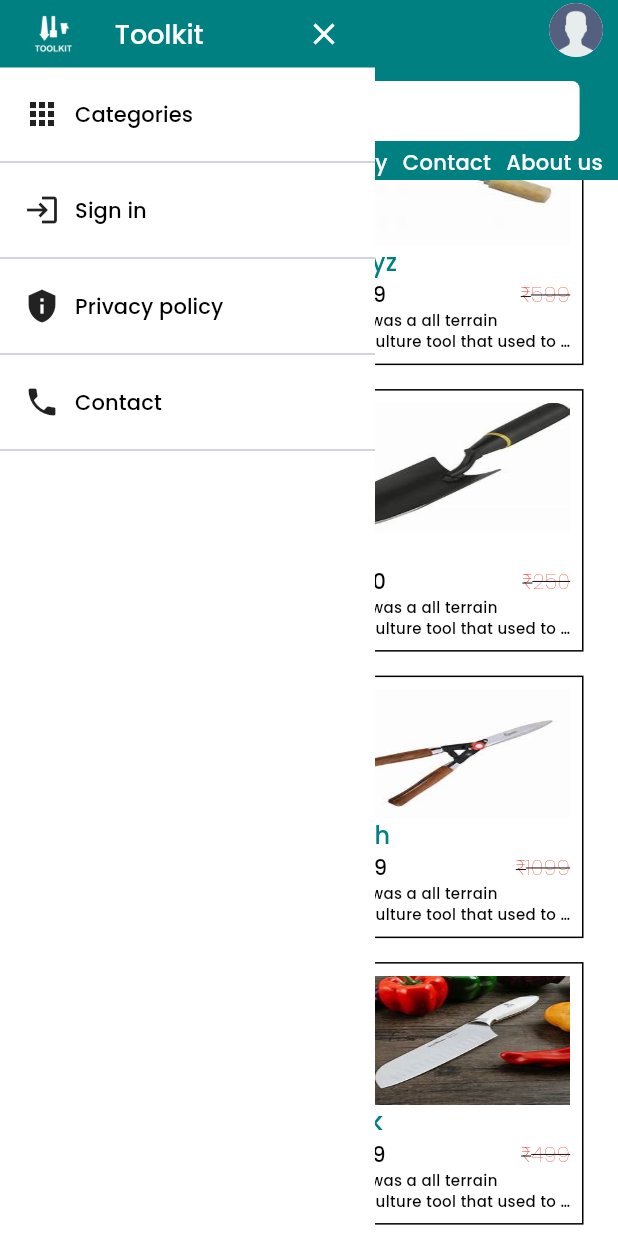
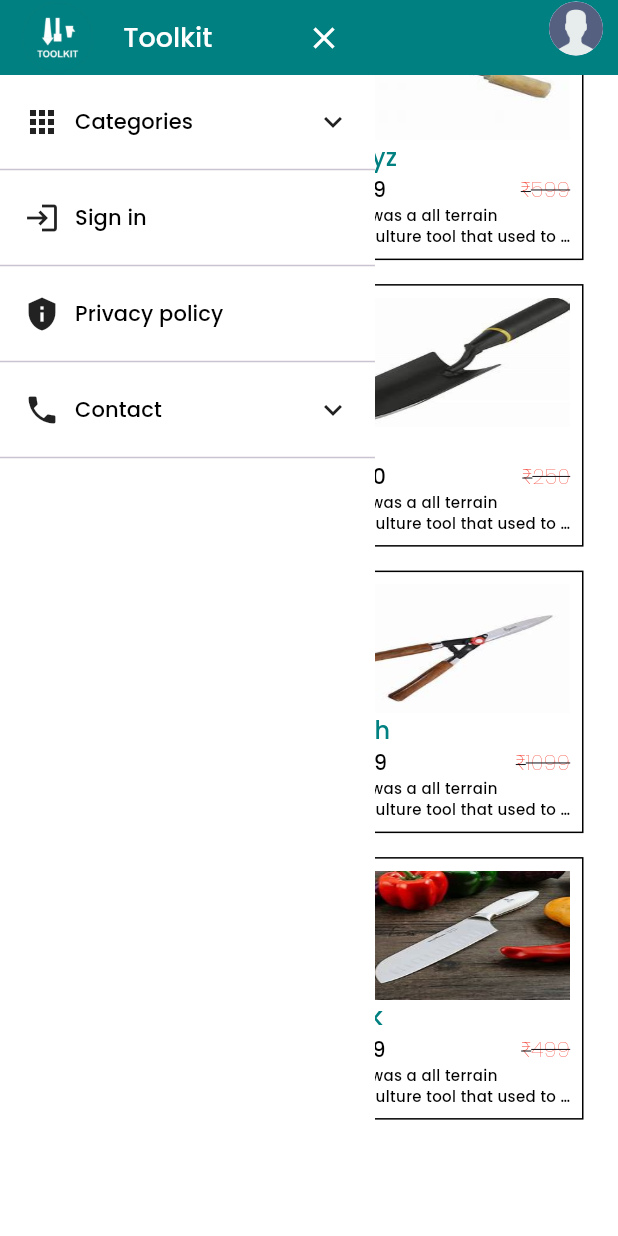
Before and after one commit to Karthikkodiyil/toolkit, a Flutter app: the screen it shows after launch, scrolled down 554 dp, after a tap on the "menu" icon, on a phone screen of 412 x 824 dp. Run offline on Flutter 3.47's test engine with Material 3 defaults, Android fonts, the phone set to English and light mode, and no system bars; our stand-ins replace carousel_slider.

Commit message:
side bar updation

```diff
--- a/lib/utils/app_styles.dart
+++ b/lib/utils/app_styles.dart
@@ -34,6 +34,8 @@ class AppStyles {
   TextStyle get blackBold16 => _baseTextStyle(kBlack, 16.0, FontWeight.bold);
   TextStyle get whiteBold16 => _baseTextStyle(kWhite, 18.0, FontWeight.w500);
   TextStyle get blackRegular11 => _baseTextStyle(kBlack, 11.0, FontWeight.w500);
+  TextStyle get whiteRegular11 => _baseTextStyle(kWhite, 11.0, FontWeight.w500);
+
   TextStyle get primBold20 => _baseTextStyle(kPrimary, 20.0, FontWeight.bold);
   TextStyle get blackBold14 => _baseTextStyle(kBlack, 14.0, FontWeight.w500);
   TextStyle get blackRegular10 => _baseTextStyle(kBlack, 10.0, FontWeight.w500);
@@ -48,4 +50,7 @@ class AppStyles {
 
   TextStyle get whiteRegular18 =>
       _strikeTextStyle(kWhite, 18.0, FontWeight.w500, TextDecoration.none);
+
+  TextStyle get blackRegular12 =>
+      _strikeTextStyle(kBlack, 12.0, FontWeight.w500, TextDecoration.none);
 }
--- a/lib/view/home/home_view.dart
+++ b/lib/view/home/home_view.dart
@@ -70,7 +70,7 @@ class HomeView extends StatelessWidget {
           children: [
             Container(
               color: kPrimary,
-              height: 120,
+              height: 50,
               child: Padding(
                 padding: const EdgeInsets.only(right: 10.0),
                 child: Column(
@@ -86,7 +86,10 @@ class HomeView extends StatelessWidget {
                                     onPressed: () {
                                       homepageViewModel.toggleSideBar();
                                     },
-                                    icon: const Icon(Icons.menu))),
+                                    icon: const Icon(
+                                      Icons.menu,
+                                      color: kWhite,
+                                    ))),
                         SizedBox(
                             height: 35,
                             child: Image.asset(Assets.image.toolkitLogo.path)),
@@ -98,8 +101,8 @@ class HomeView extends StatelessWidget {
                               style: styles.whiteRegular18,
                             ),
                             Text(
-                              " Go to greeen",
-                              style: styles.blackRegular11,
+                              "Go to greeen",
+                              style: styles.whiteRegular11,
                             ),
                           ],
                         ),
@@ -111,36 +114,36 @@ class HomeView extends StatelessWidget {
                         )
                       ],
                     ),
-                    HomeSearchWidget(),
-                    Row(
-                      mainAxisAlignment: MainAxisAlignment.end,
-                      children: [
-                        Text(
-                          "Category",
-                          style: styles.whiteBold14,
-                        ),
-                        10.kW,
-                        Text(
-                          "Account",
-                          style: styles.whiteBold14,
-                        ),
-                        10.kW,
-                        Text(
-                          "Privacy policy",
-                          style: styles.whiteBold14,
-                        ),
-                        10.kW,
-                        Text(
-                          "Contact",
-                          style: styles.whiteBold14,
-                        ),
-                        10.kW,
-                        Text(
-                          "About us",
-                          style: styles.whiteBold14,
-                        ),
-                      ],
-                    )
+                    //    const HomeSearchWidget(),
+                    // Row(
+                    //   mainAxisAlignment: MainAxisAlignment.end,
+                    //   children: [
+                    //     Text(
+                    //       "Category",
+                    //       style: styles.whiteBold14,
+                    //     ),
+                    //     10.kW,
+                    //     Text(
+                    //       "Account",
+                    //       style: styles.whiteBold14,
+                    //     ),
+                    //     10.kW,
+                    //     Text(
+                    //       "Privacy policy",
+                    //       style: styles.whiteBold14,
+                    //     ),
+                    //     10.kW,
+                    //     Text(
+                    //       "Contact",
+                    //       style: styles.whiteBold14,
+                    //     ),
+                    //     10.kW,
+                    //     Text(
+                    //       "About us",
+                    //       style: styles.whiteBold14,
+                    //     ),
+                    //   ],
+                    // )
                   ],
                 ),
               ),
--- a/lib/view/home/widgets/home_side_bar.dart
+++ b/lib/view/home/widgets/home_side_bar.dart
@@ -27,7 +27,7 @@ class HomeSideBar extends StatelessWidget {
                 ? Column(
                     children: [
                       Container(
-                        height: 45,
+                        height: 50,
                         width: 250,
                         color: kPrimary,
                         child: Padding(
@@ -54,26 +54,106 @@ class HomeSideBar extends StatelessWidget {
                         ),
                       ),
                       7.kH,
-                      const _ItemWidget(
+                      _ItemWidget(
                         itemName: "Categories",
                         icon: Icons.apps,
+                        trailing: homePageViewModel.isCategory
+                            ? const Icon(Icons.keyboard_arrow_up)
+                            : const Icon(Icons.keyboard_arrow_down),
+                        onPressed: () {
+                          homePageViewModel.toggleCategory();
+                        },
                       ),
-                      const _ItemWidget(
+                      AnimatedContainer(
+                        height: homePageViewModel.isCategory ? 130 : 0,
+                        width: double.infinity,
+                        color: kWhite,
+                        curve: Curves.easeIn,
+                        duration: const Duration(milliseconds: 150),
+                        child: homePageViewModel.isCategory
+                            ? Column(
+                                children: [
+                                  CategoryWidget(
+                                    checkBox: () {
+                                      homePageViewModel.selectCategory("All");
+                                    },
+                                    value: homePageViewModel.isAllTool,
+                                    name: 'All',
+                                  ),
+                                  CategoryWidget(
+                                    checkBox: () {
+                                      homePageViewModel.selectCategory("Agri");
+                                    },
+                                    value: homePageViewModel.isAgriTool,
+                                    name: 'Agriculture',
+                                  ),
+                                  CategoryWidget(
+                                    checkBox: () {
+                                      homePageViewModel
+                                          .selectCategory("Garden");
+                                    },
+                                    value: homePageViewModel.isGardenTool,
+                                    name: 'Gardening',
+                                  ),
+                                  CategoryWidget(
+                                    checkBox: () {
+                                      homePageViewModel
+                                          .selectCategory("Kitchen");
+                                    },
+                                    value: homePageViewModel.isKitchenTool,
+                                    name: 'Kitchen',
+                                  )
+                                ],
+                              )
+                            : Container(),
+                      ),
+                      const Divider(),
+                      _ItemWidget(
                         itemName: "Sign in",
                         icon: Icons.login,
+                        onPressed: () {},
                       ),
-                      // const _ItemWidget(
-                      //   itemName: "Terms and Conditions",
-                      //   icon: Icons.list,
-                      // ),
-                      const _ItemWidget(
+                      const Divider(),
+                      _ItemWidget(
                         itemName: "Privacy policy",
                         icon: Icons.privacy_tip,
+                        onPressed: () {},
                       ),
-                      const _ItemWidget(
+                      const Divider(),
+                      _ItemWidget(
                         itemName: "Contact",
                         icon: Icons.phone,
+                        trailing: homePageViewModel.isContact
+                            ? const Icon(Icons.keyboard_arrow_up)
+                            : const Icon(Icons.keyboard_arrow_down),
+                        onPressed: () {
+                          homePageViewModel.toggleContact();
+                        },
+                      ),
+                      AnimatedContainer(
+                        height: homePageViewModel.isContact ? 100 : 0,
+                        width: double.infinity,
+                        color: kWhite,
+                        curve: Curves.easeIn,
+                        duration: const Duration(milliseconds: 150),
+                        child: homePageViewModel.isContact
+                            ? Column(
+                                children: [
+                                  Row(
+                                    children: [
+                                      Image.asset(Assets.icon.whatsappIcon.path)
+                                    ],
+                                  ),
+                                  Row(
+                                    children: [
+                                      Image.asset(Assets.icon.gmailIcon.path)
+                                    ],
                                   )
+                                ],
+                              )
+                            : Container(),
+                      ),
+                      const Divider(),
                     ],
                   )
                 : Container()),
@@ -82,20 +162,66 @@ class HomeSideBar extends StatelessWidget {
   }
 }
 
-class _ItemWidget extends StatelessWidget {
-  final String itemName;
-  final IconData icon;
-  const _ItemWidget({required this.itemName, required this.icon});
+class CategoryWidget extends StatelessWidget {
+  final Function() checkBox;
+  final bool value;
+  final String name;
+  const CategoryWidget(
+      {super.key,
+      required this.checkBox,
+      required this.value,
+      required this.name});
 
   @override
   Widget build(BuildContext context) {
     AppStyles styles = AppStyles();
-    return Column(
+    return SizedBox(
+      child: Row(
+        children: [
+          15.kW,
+          Material(
+            child: Transform.scale(
+              scale: .8,
+              child: Checkbox(
+                  activeColor: kPrimary,
+                  value: value,
+                  onChanged: (bool) {
+                    checkBox();
+                  }),
+            ),
+          ),
+          5.kW,
+          Text(
+            name,
+            style: styles.blackRegular12,
+          )
+        ],
+      ),
+    );
+  }
+}
+
+class _ItemWidget extends StatelessWidget {
+  final String itemName;
+  final IconData icon;
+  final Widget? trailing;
+  final Function()? onPressed;
+  const _ItemWidget(
+      {required this.itemName,
+      required this.icon,
+      this.trailing,
+      required this.onPressed});
+
+  @override
+  Widget build(BuildContext context) {
+    AppStyles styles = AppStyles();
+    return SizedBox(
+      child: Column(
         children: [
           MaterialButton(
             minWidth: double.infinity,
             height: 45,
-          onPressed: () {},
+            onPressed: onPressed,
             child: Row(
               children: [
                 Icon(icon),
@@ -104,11 +230,13 @@ class _ItemWidget extends StatelessWidget {
                   itemName,
                   style: styles.blackBold14,
                 ),
+                const Spacer(),
+                trailing ?? Container()
               ],
             ),
           ),
-        const Divider()
         ],
+      ),
     );
   }
 }
--- a/lib/view_model/home_page_viewmodel.dart
+++ b/lib/view_model/home_page_viewmodel.dart
@@ -4,7 +4,8 @@ import 'package:flutter/material.dart';
 import 'package:toolkit/model/tools_model.dart';
 
 class HomePageViewmodel extends ChangeNotifier {
-  final List<bool> _isMoreText = List.generate(toolList.length, (int index) => false);
+  final List<bool> _isMoreText =
+      List.generate(toolList.length, (int index) => false);
   List<bool> get isMoreText => _isMoreText;
 
   List<ToolsModel> _searchToolList = [];
@@ -12,6 +13,24 @@ class HomePageViewmodel extends ChangeNotifier {
 
   bool _isSideBar = false;
   bool get isSideBar => _isSideBar;
+
+  bool _isAllTool = true;
+  bool get isAllTool => _isAllTool;
+
+  bool _isAgriTool = false;
+  bool get isAgriTool => _isAgriTool;
+
+  bool _isKitchenTool = false;
+  bool get isKitchenTool => _isKitchenTool;
+
+  bool _isGardenTool = false;
+  bool get isGardenTool => _isGardenTool;
+
+  bool _isCategory = false;
+  bool get isCategory => _isCategory;
+
+  bool _isContact = false;
+  bool get isContact => _isContact;
 
   void toggleMoreText(int index) {
     // _isMoreText.fillRange(0, toolList.length - 1,false);
@@ -49,4 +68,44 @@ class HomePageViewmodel extends ChangeNotifier {
     _isSideBar = !_isSideBar;
     notifyListeners();
   }
+
+  void toggleCategory() {
+    _isCategory = !_isCategory;
+    _isContact = false;
+    notifyListeners();
+  }
+
+  void toggleContact() {
+    _isContact = !_isContact;
+    _isCategory = false;
+    notifyListeners();
+  }
+
+  void selectCategory(String value) {
+    if (value == "All") {
+      _isAllTool = true;
+      _isAgriTool = false;
+      _isKitchenTool = false;
+      _isGardenTool = false;
+    }
+    if (value == "Agri") {
+      _isAllTool = false;
+      _isAgriTool = true;
+      _isKitchenTool = false;
+      _isGardenTool = false;
+    }
+    if (value == "Kitchen") {
+      _isAllTool = false;
+      _isAgriTool = false;
+      _isKitchenTool = true;
+      _isGardenTool = false;
+    }
+    if (value == "Garden") {
+      _isAllTool = false;
+      _isAgriTool = false;
+      _isKitchenTool = false;
+      _isGardenTool = true;
+    }
+    notifyListeners();
+  }
 }
```
Also changed, not shown: lib/utils/assets/assets.gen.dart (+16 -0 lines), asset/icon/gmail_icon.png (added), asset/icon/whatsapp_icon.png (added). Lines whose indentation alone changed are shown as unchanged.
